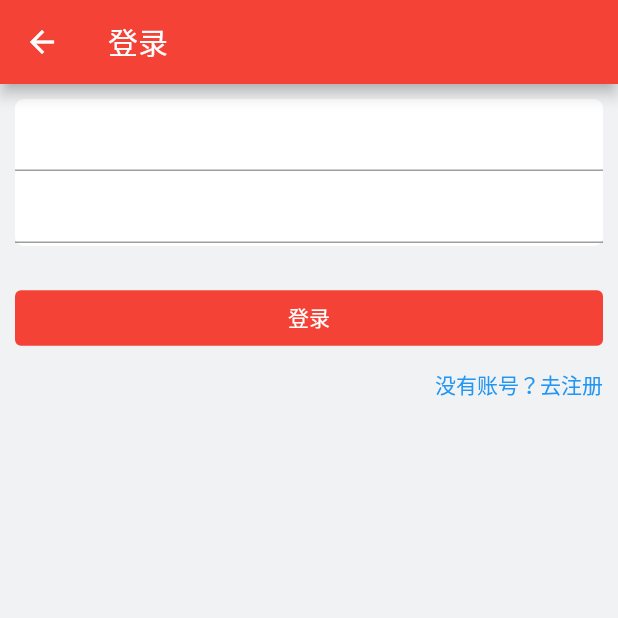
After one commit to xiaopin/wanandroid-flutter, a Flutter app: the screen it shows after launch, item 5 of the bottom bar chosen, after a tap on "请登录", on a phone screen of 412 x 824 dp, the top half of it. The commit adds this screen. Run offline on Flutter 3.47's test engine with Material 2 defaults, Android fonts, the phone set to English and light mode, and no system bars; drawn by our look-alikes of oktoast; our stand-ins replace cached_network_image, cookie_jar, dio, dio_cookie_manager, flutter_swiper_null_safety, url_launcher_web and 1 more; missing offline and left inert: shared_preferences_web; network calls fail.

Commit message:
登录接口

```diff
--- a/lib/main.dart
+++ b/lib/main.dart
@@ -1,4 +1,9 @@
 import 'package:flutter/material.dart';
+import 'package:wanandroid_flutter/api/http.dart';
 import 'package:wanandroid_flutter/app.dart';
 
-void main() => runApp(const App());
+void main() async {
+  WidgetsFlutterBinding.ensureInitialized();
+  Http.cookieDirectoryPath = await getCookieDirectoryPath();
+  runApp(const App());
+}
--- /dev/null
+++ b/lib/modules/login_page.dart
@@ -0,0 +1,83 @@
+import 'package:flutter/material.dart';
+import 'package:wanandroid_flutter/utils/constants.dart';
+
+class LoginPage extends StatefulWidget {
+  const LoginPage({Key? key}) : super(key: key);
+
+  @override
+  _LoginPageState createState() => _LoginPageState();
+}
+
+class _LoginPageState extends State<LoginPage> {
+  String username = "";
+  String password = "";
+
+  @override
+  Widget build(BuildContext context) {
+    return Scaffold(
+      appBar: AppBar(
+        title: const Text("登录"),
+        backgroundColor: themeColor,
+      ),
+      backgroundColor: backgroundColor,
+      body: Container(
+        margin: const EdgeInsets.all(10.0),
+        child: ListView(
+          children: [
+            Container(
+              height: 98,
+              decoration: const BoxDecoration(
+                color: Colors.white,
+                borderRadius: BorderRadius.all(Radius.circular(6.0)),
+              ),
+              child: Column(
+                children: [
+                  TextField(
+                    onChanged: (value) => username = value,
+                  ),
+                  TextField(
+                    onChanged: (value) => password = value,
+                  ),
+                ],
+              ),
+            ),
+            const SizedBox(
+              width: double.infinity,
+              height: 24,
+            ),
+            TextButton(
+              child: const Text("登录"),
+              onPressed: () {
+                print("username:$username, password:$password");
+              },
+              style: ButtonStyle(
+                backgroundColor:
+                    MaterialStateProperty.resolveWith((states) => themeColor),
+                foregroundColor:
+                    MaterialStateProperty.resolveWith((states) => Colors.white),
+              ),
+            ),
+            const SizedBox(
+              width: double.infinity,
+              height: 10,
+            ),
+            Row(
+              mainAxisAlignment: MainAxisAlignment.end,
+              children: [
+                GestureDetector(
+                  child: const Text(
+                    "没有账号？去注册",
+                    style: TextStyle(color: Colors.blue),
+                  ),
+                  onTap: () {
+                    print('注册');
+                  },
+                ),
+              ],
+            ),
+          ],
+        ),
+      ),
+    );
+  }
+}
--- a/lib/modules/me/profile_page.dart
+++ b/lib/modules/me/profile_page.dart
@@ -1,6 +1,7 @@
 import 'package:flutter/material.dart';
 import 'package:oktoast/oktoast.dart';
 import 'package:url_launcher/url_launcher.dart';
+import 'package:wanandroid_flutter/modules/login_page.dart';
 import 'package:wanandroid_flutter/utils/constants.dart';
 import 'package:wanandroid_flutter/widgets/bottom_clipper.dart';
 
@@ -33,6 +34,7 @@ class _ProfilePageState extends State<ProfilePage>
               color: themeColor,
               width: double.infinity,
               height: 200,
+              child: GestureDetector(
                 child: Column(
                   mainAxisAlignment: MainAxisAlignment.center,
                   children: const [
@@ -48,6 +50,15 @@ class _ProfilePageState extends State<ProfilePage>
                       ),
                     ),
                   ],
+                ),
+                onTap: () {
+                  Navigator.push(
+                    context,
+                    MaterialPageRoute(
+                      builder: (context) => const LoginPage(),
+                    ),
+                  );
+                },
               ),
             ),
           ),
--- a/pubspec.yaml
+++ b/pubspec.yaml
@@ -42,6 +42,9 @@ dependencies:
   shared_preferences: ^2.0.8
   localstorage: ^4.0.0+1
   url_launcher: ^6.0.14
+  cookie_jar: ^3.0.1
+  dio_cookie_manager: ^2.0.0
+  path_provider: ^2.0.7
 
 
   # The following adds the Cupertino Icons font to your application.
```
Also changed, not shown: lib/api/api.dart (+20 -0 lines), lib/api/http.dart (+65 -6 lines), 1 other file. Lines whose indentation alone changed are shown as unchanged.
